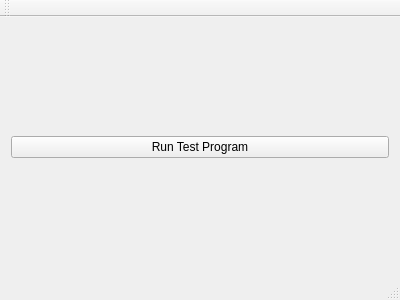
Inexorably/artifactSim, file mainwindow.ui: the form before one commit.
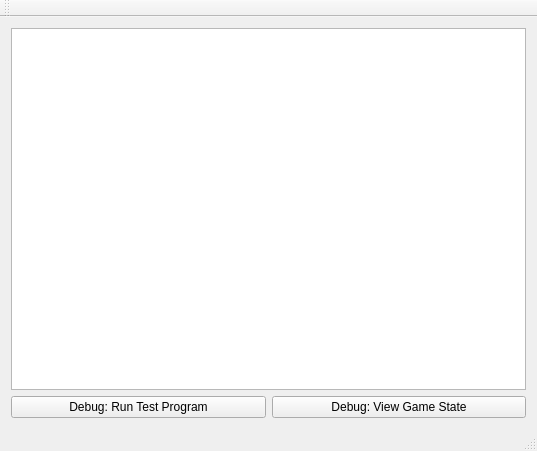
The form after the commit.

Commit message:
Introduced id scheme and beginning phase/game testing.
Introduced id scheme, removed unique_ptr vectors and introducing phase / game testing.

Diff of the .ui file:
```diff
--- a/mainwindow.ui
+++ b/mainwindow.ui
@@ -6,8 +6,8 @@
    <rect>
     <x>0</x>
     <y>0</y>
-    <width>400</width>
-    <height>300</height>
+    <width>537</width>
+    <height>451</height>
    </rect>
   </property>
   <property name="windowTitle">
@@ -16,11 +16,25 @@
   <widget class="QWidget" name="centralWidget">
    <layout class="QGridLayout" name="gridLayout">
     <item row="0" column="0">
+     <widget class="QTextBrowser" name="debugTextBrowser"/>
+    </item>
+    <item row="1" column="0">
+     <layout class="QHBoxLayout" name="horizontalLayout">
+      <item>
      <widget class="QPushButton" name="testButton">
       <property name="text">
-       <string>Run Test Program</string>
-      </property>
-     </widget>
+         <string>Debug: Run Test Program</string>
+        </property>
+       </widget>
+      </item>
+      <item>
+       <widget class="QPushButton" name="debugViewGameStateButton">
+        <property name="text">
+         <string>Debug: View Game State</string>
+        </property>
+       </widget>
+      </item>
+     </layout>
     </item>
    </layout>
   </widget>
```
Left out of the diff: 2 changed lines with no effect on the pictures. Lines whose indentation alone changed are shown as unchanged. The commit also changes 8 other files.
